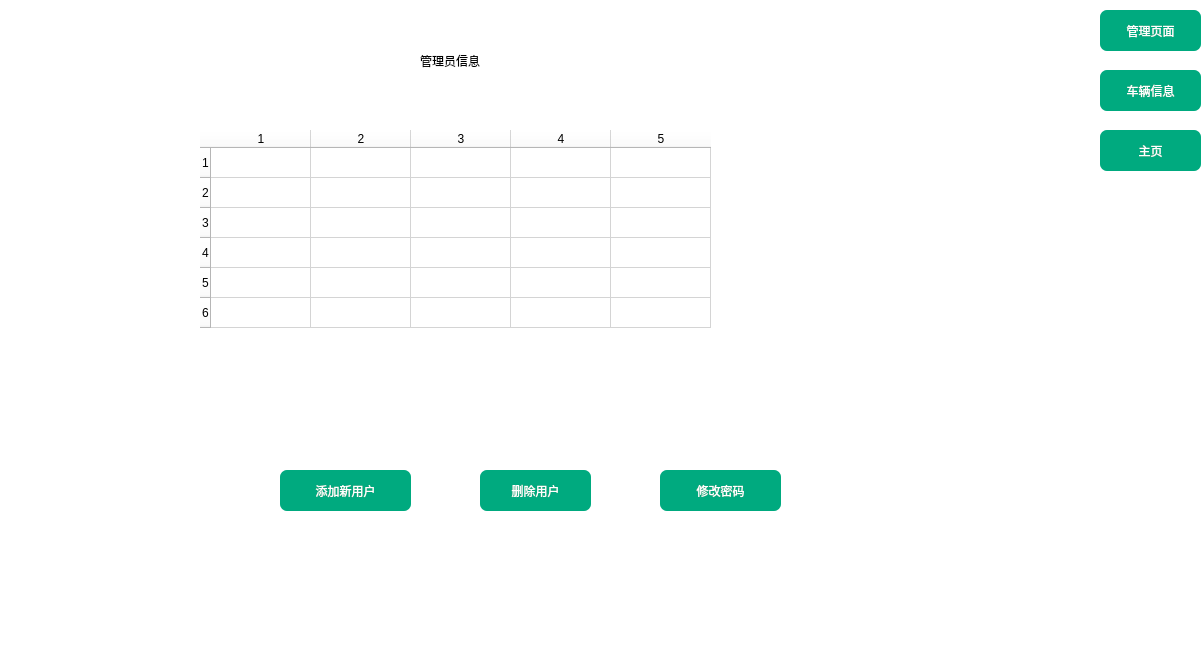
Old version of the form car.ui in the repository foryouos/Parking_System.
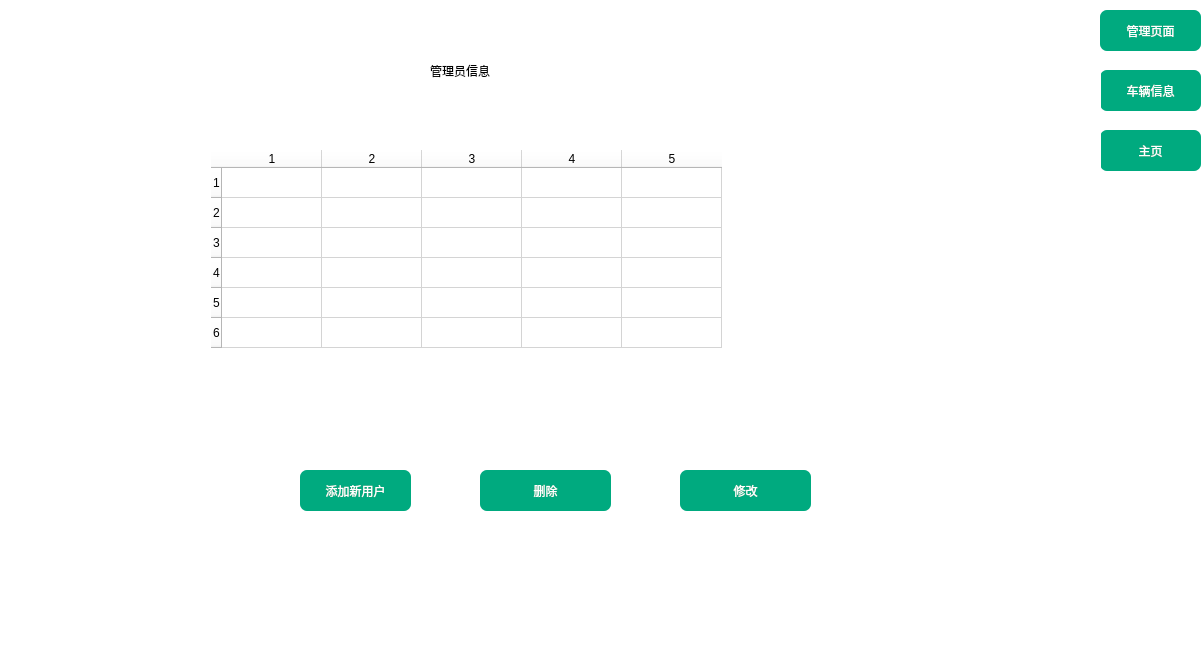
New version of the form.

Commit message: 完成用户管理模块数据库增删改查

```diff
--- a/car.ui
+++ b/car.ui
@@ -59,8 +59,8 @@
   <widget class="QStackedWidget" name="stack">
    <property name="geometry">
     <rect>
-     <x>0</x>
-     <y>0</y>
+     <x>10</x>
+     <y>10</y>
      <width>1091</width>
      <height>661</height>
     </rect>
@@ -160,8 +160,8 @@
     <widget class="QTableWidget" name="tablectrol">
      <property name="geometry">
       <rect>
-       <x>200</x>
-       <y>130</y>
+       <x>201</x>
+       <y>140</y>
        <width>651</width>
        <height>251</height>
       </rect>
@@ -188,13 +188,121 @@
      <column/>
      <column/>
      <column/>
+     <item row="0" column="0">
+      <property name="text">
+       <string/>
+      </property>
+      <property name="flags">
+       <set>ItemIsSelectable|ItemIsDragEnabled|ItemIsDropEnabled|ItemIsUserCheckable|ItemIsEnabled</set>
+      </property>
+     </item>
+     <item row="1" column="0">
+      <property name="text">
+       <string/>
+      </property>
+      <property name="flags">
+       <set>ItemIsSelectable|ItemIsDragEnabled|ItemIsDropEnabled|ItemIsUserCheckable|ItemIsEnabled</set>
+      </property>
+     </item>
+     <item row="1" column="1">
+      <property name="text">
+       <string/>
+      </property>
+      <property name="flags">
+       <set>ItemIsSelectable|ItemIsDragEnabled|ItemIsDropEnabled|ItemIsUserCheckable|ItemIsEnabled</set>
+      </property>
+     </item>
+     <item row="2" column="0">
+      <property name="text">
+       <string/>
+      </property>
+      <property name="flags">
+       <set>ItemIsSelectable|ItemIsDragEnabled|ItemIsDropEnabled|ItemIsUserCheckable|ItemIsEnabled</set>
+      </property>
+     </item>
+     <item row="2" column="1">
+      <property name="text">
+       <string/>
+      </property>
+      <property name="flags">
+       <set>ItemIsSelectable|ItemIsDragEnabled|ItemIsDropEnabled|ItemIsUserCheckable|ItemIsEnabled</set>
+      </property>
+     </item>
+     <item row="3" column="0">
+      <property name="text">
+       <string/>
+      </property>
+      <property name="flags">
+       <set>ItemIsSelectable|ItemIsDragEnabled|ItemIsDropEnabled|ItemIsUserCheckable|ItemIsEnabled</set>
+      </property>
+     </item>
+     <item row="3" column="1">
+      <property name="text">
+       <string/>
+      </property>
+      <property name="flags">
+       <set>ItemIsSelectable|ItemIsDragEnabled|ItemIsDropEnabled|ItemIsUserCheckable|ItemIsEnabled</set>
+      </property>
+     </item>
+     <item row="4" column="0">
+      <property name="text">
+       <string/>
+      </property>
+      <property name="flags">
+       <set>ItemIsSelectable|ItemIsDragEnabled|ItemIsDropEnabled|ItemIsUserCheckable|ItemIsEnabled</set>
+      </property>
+     </item>
+     <item row="4" column="1">
+      <property name="text">
+       <string/>
+      </property>
+      <property name="flags">
+       <set>ItemIsSelectable|ItemIsDragEnabled|ItemIsDropEnabled|ItemIsUserCheckable|ItemIsEnabled</set>
+      </property>
+     </item>
+     <item row="5" column="0">
+      <property name="text">
+       <string/>
+      </property>
+      <property name="flags">
+       <set>ItemIsSelectable|ItemIsDragEnabled|ItemIsDropEnabled|ItemIsUserCheckable|ItemIsEnabled</set>
+      </property>
+     </item>
+     <item row="5" column="1">
+      <property name="text">
+       <string/>
+      </property>
+      <property name="flags">
+       <set>ItemIsSelectable|ItemIsDragEnabled|ItemIsDropEnabled|ItemIsUserCheckable|ItemIsEnabled</set>
+      </property>
+     </item>
     </widget>
     <widget class="QPushButton" name="ButtonAdd">
      <property name="geometry">
       <rect>
-       <x>280</x>
-       <y>470</y>
+       <x>670</x>
+       <y>460</y>
        <width>131</width>
+       <height>41</height>
+      </rect>
+     </property>
+     <property name="styleSheet">
+      <string notr="true">background-color: rgb(0, 170, 127);
+color: rgb(255, 255, 255);
+font: 25 9pt &quot;Bahnschrift Light&quot;;
+font: 10pt &quot;华文隶书&quot;;
+border-radius:7px;</string>
+     </property>
+     <property name="text">
+      <string>修改</string>
+     </property>
+    </widget>
+    <widget class="QPushButton" name="ButtonADD">
+     <property name="geometry">
+      <rect>
+       <x>290</x>
+       <y>460</y>
+       <width>111</width>
        <height>41</height>
       </rect>
      </property>
@@ -212,9 +320,9 @@
     <widget class="QPushButton" name="ButtonDelete">
      <property name="geometry">
       <rect>
-       <x>480</x>
-       <y>470</y>
-       <width>111</width>
+       <x>470</x>
+       <y>460</y>
+       <width>131</width>
        <height>41</height>
       </rect>
      </property>
@@ -226,27 +334,7 @@
 border-radius:7px;</string>
      </property>
      <property name="text">
-      <string>删除用户</string>
-     </property>
-    </widget>
-    <widget class="QPushButton" name="pushButtonModify">
-     <property name="geometry">
-      <rect>
-       <x>660</x>
-       <y>470</y>
-       <width>121</width>
-       <height>41</height>
-      </rect>
-     </property>
-     <property name="styleSheet">
-      <string notr="true">background-color: rgb(0, 170, 127);
-color: rgb(255, 255, 255);
-font: 25 9pt &quot;Bahnschrift Light&quot;;
-font: 10pt &quot;华文隶书&quot;;
-border-radius:7px;</string>
-     </property>
-     <property name="text">
-      <string>修改密码</string>
+      <string>删除</string>
      </property>
     </widget>
    </widget>
```
Left out of the diff: 2 changed lines with no effect on the pictures. The commit also changes 3 other files.
